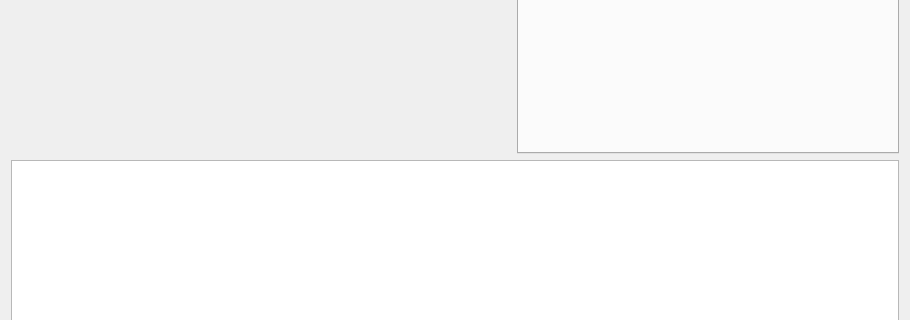
Qt form mainwindow.ui (MaruoLab2015/5AxisFabricationApplication) before a commit; both pictures show x 0 to 910 and y 198 to 518 of the 910 by 691 pixel window.
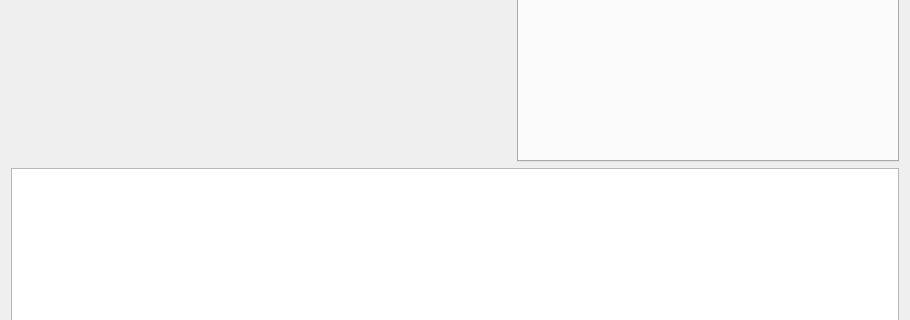
The same form after that commit. Custom widgets are drawn as their Qt base class.

```diff
--- a/mainwindow.ui
+++ b/mainwindow.ui
@@ -48,7 +48,7 @@
         <property name="minimumSize">
          <size>
           <width>0</width>
-          <height>300</height>
+          <height>200</height>
          </size>
         </property>
         <property name="maximumSize">
```
